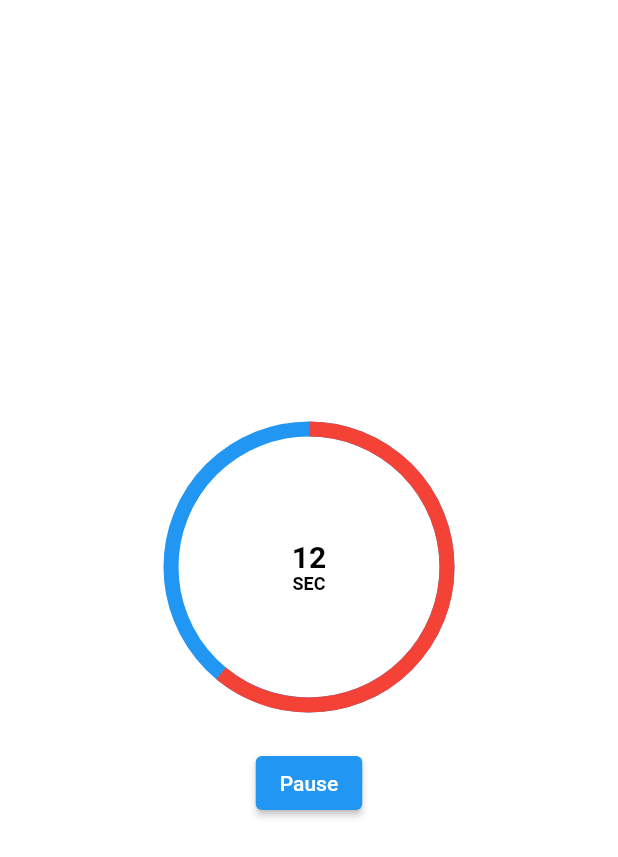
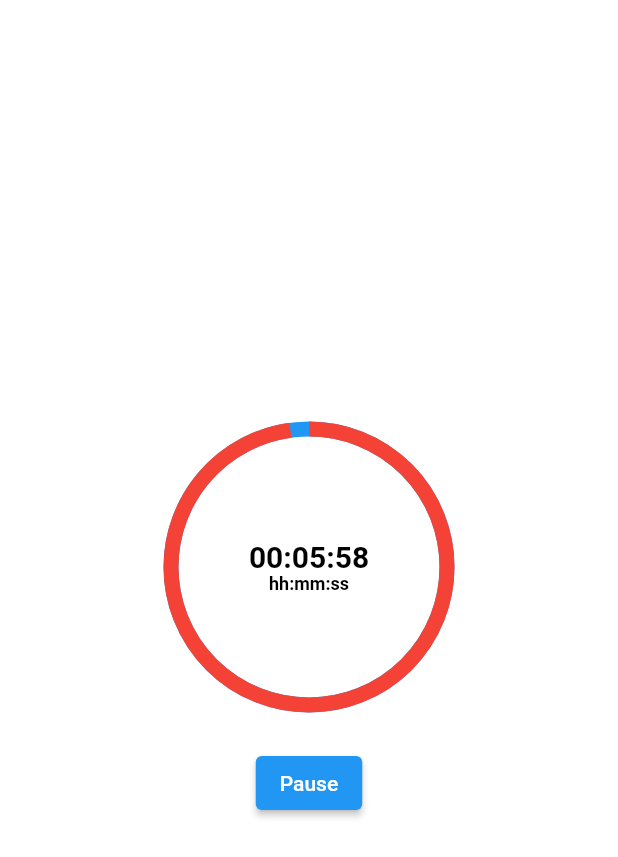
Before and after one commit to AndresR173/countdown_progress_indicator, a Flutter app: the screen it shows after launch, on a phone screen of 412 x 824 dp. Shown: the top 857 px of the screen. Run offline on Flutter 3.47's test engine with Material 2 defaults, Android fonts, the phone set to English and light mode, and no system bars.

Commit message:
add example

```diff
--- a/example/lib/main.dart
+++ b/example/lib/main.dart
@@ -34,8 +34,11 @@ class _MyAppState extends State<MyApp> {
                     valueColor: Colors.red,
                     backgroundColor: Colors.blue,
                     initialPosition: 0,
-                    duration: 20,
-                    text: 'SEC',
+                    duration: 365,
+                    timeFormatter: (seconds) {
+                      return Duration(seconds: seconds).toString().split('.')[0].padLeft(8, '0');
+                    },
+                    text: 'hh:mm:ss',
                     onComplete: () => null,
                   ),
                 ),
```
Also changed, not shown: example/pubspec.lock.
